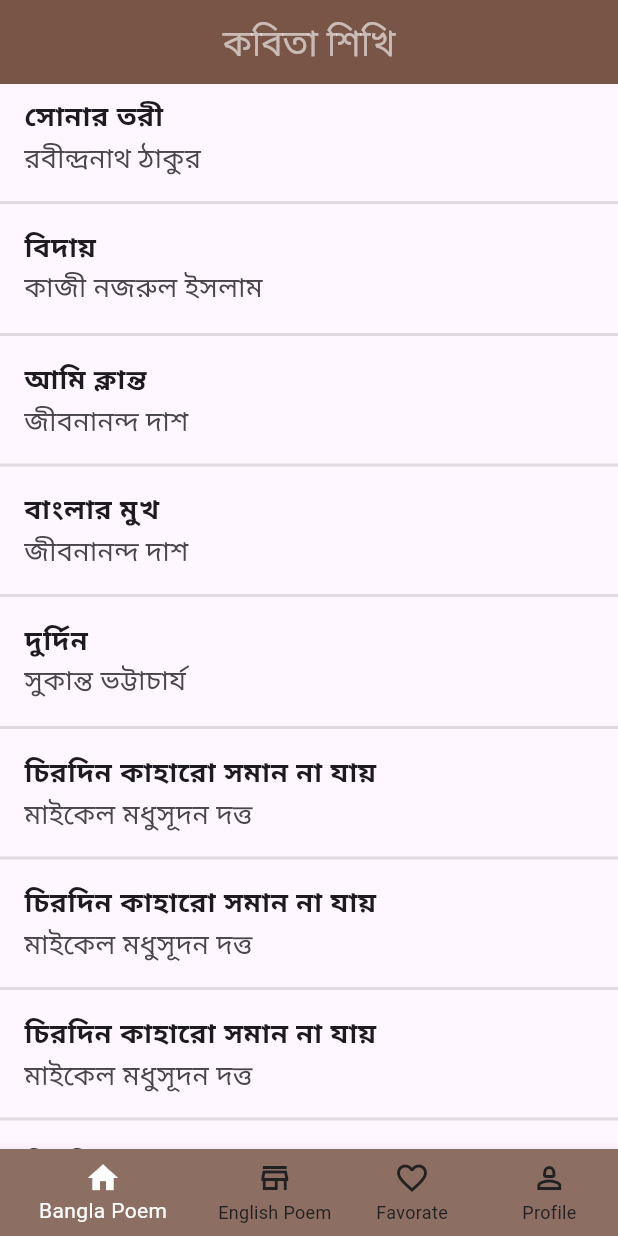
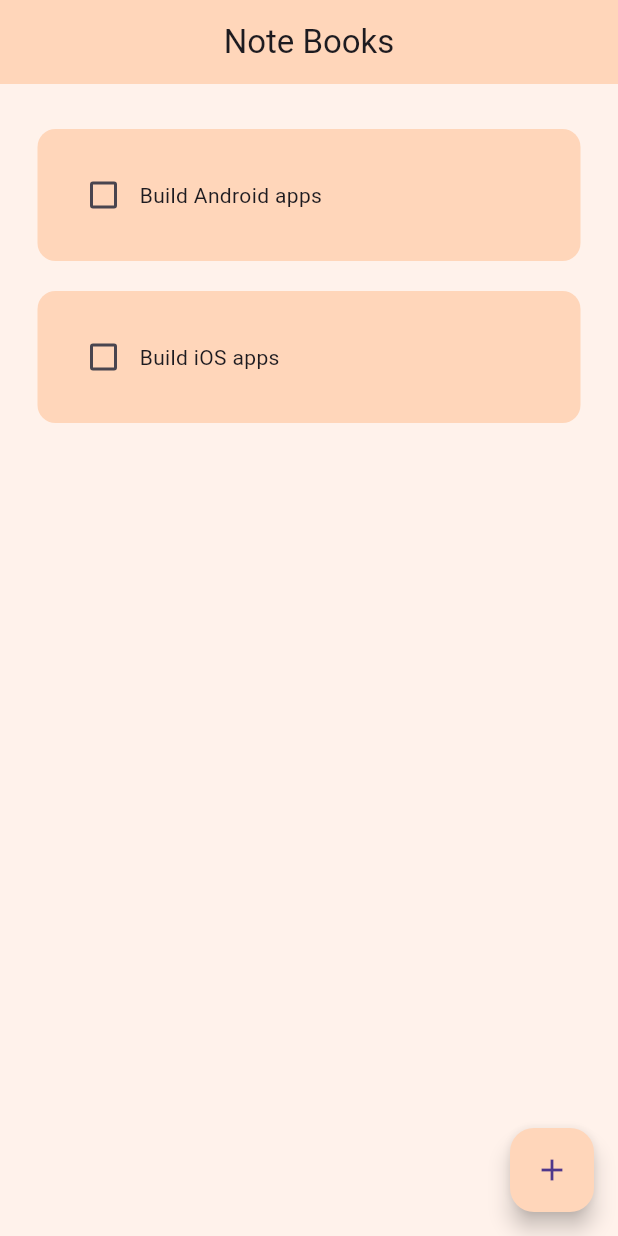
Before and after one commit to meredwan/LWN_Al_Project, a Flutter app: the screen it shows after launch, on a phone screen of 412 x 824 dp. Run offline on Flutter 3.47's test engine with Material 3 defaults, Android fonts, the phone set to English and light mode, and no system bars.

Commit message:
First Commit

```diff
--- a/lib/Home_page.dart
+++ /dev/null
@@ -1,71 +0,0 @@
-import 'package:assignment/screens/home.dart';
-import 'package:assignment/screens/profile.dart';
-import 'package:assignment/screens/store.dart';
-import 'package:assignment/screens/wishlist.dart';
-import 'package:flutter/material.dart';
-
-class HomePage extends StatefulWidget {
-  const HomePage({super.key});
-
-  @override
-  State<HomePage> createState() => _HomePageState();
-}
-
-class _HomePageState extends State<HomePage> {
-  bool isSelected = false;
-  int _index = 0;
-  List<Widget> Screens = [Home(), Store(), wishlist(), profile()];
-
-  @override
-  Widget build(BuildContext context) {
-    return Scaffold(
-      appBar: AppBar(
-        backgroundColor: Colors.brown[500],
-        centerTitle: true,
-        title: Text(
-          "কবিতা শিখি",
-          style: TextStyle(fontSize: 24, color: Colors.white60),
-        ),
-      ),
-      body: Screens[_index],
-      bottomNavigationBar: BottomNavigationBar(
-        selectedItemColor: Colors.white,
-        unselectedItemColor: Colors.grey[900],
-        showSelectedLabels: true,
-        showUnselectedLabels: true,
-        onTap: (value) {
-          setState(() {
-            _index = value;
-          });
-        },
-        currentIndex: _index,
-        items: [
-          BottomNavigationBarItem(
-            backgroundColor: Colors.brown[400],
-            activeIcon: Icon(Icons.home),
-            icon: Icon(Icons.home_outlined),
-            label: "Bangla Poem",
-          ),
-          BottomNavigationBarItem(
-            backgroundColor: Colors.brown[400],
-            icon: Icon(Icons.store_outlined),
-            activeIcon: Icon(Icons.storefront),
-            label: "English Poem",
-          ),
-          BottomNavigationBarItem(
-            backgroundColor: Colors.brown[400],
-            icon: Icon(Icons.favorite_border),
-            activeIcon: Icon(Icons.favorite),
-            label: "Favorate",
-          ),
-          BottomNavigationBarItem(
-            backgroundColor: Colors.brown[400],
-            icon: Icon(Icons.person_2_outlined),
-            activeIcon: Icon(Icons.person),
-            label: "Profile",
-          ),
-        ],
-      ),
-    );
-  }
-}
--- a/lib/app..dart
+++ /dev/null
@@ -1,11 +0,0 @@
-import 'package:assignment/Home_page.dart';
-import 'package:flutter/material.dart';
-
-class AppUi extends StatelessWidget {
-  const AppUi({super.key});
-
-  @override
-  Widget build(BuildContext context) {
-    return MaterialApp(home: HomePage(), debugShowCheckedModeBanner: false);
-  }
-}
--- a/lib/main.dart
+++ b/lib/main.dart
@@ -1,7 +1,7 @@
 
-import 'package:assignment/app..dart';
+import 'package:assignment/notebook_app.dart';
 import 'package:flutter/material.dart';
 
 void main() {
-  runApp(const AppUi());
+  runApp(const NoteBook());
 }
--- /dev/null
+++ b/lib/notebook_app.dart
@@ -0,0 +1,11 @@
+import 'package:assignment/screens/home_view.dart';
+import 'package:flutter/material.dart';
+
+class NoteBook extends StatelessWidget {
+  const NoteBook({super.key});
+
+  @override
+  Widget build(BuildContext context) {
+    return MaterialApp(home: HomeView(), debugShowCheckedModeBanner: false);
+  }
+}
--- a/lib/screens/home.dart
+++ /dev/null
@@ -1,101 +0,0 @@
-import 'package:assignment/screens/bangla_poem_details.dart';
-import 'package:flutter/material.dart';
-
-class Home extends StatefulWidget {
-  const Home({super.key});
-
-  @override
-  State<Home> createState() => _HomeState();
-}
-
-class _HomeState extends State<Home> {
-  List<Map> banglaPoem = [
-    {
-      "title": "সোনার তরী",
-      "poem":
-          "আজি এ প্রভাতে রবির কর\nকেমনে পশিল প্রাণের পর,\nকেমনে পশিল গগনের আলো\nআমার হৃদয়ের কপাটে গো?",
-      "writer": "রবীন্দ্রনাথ ঠাকুর",
-    },
-    {
-      "title": "বিদায়",
-      "poem":
-          "তোমার পথের ধূলি হইতে\nভালোবাসি অন্তর হতে—\nতুমি যেথা যাও চলে,\nআমি থাকি তেমনি তলে।",
-      "writer": "কাজী নজরুল ইসলাম",
-    },
-    {
-      "title": "আমি ক্লান্ত",
-      "poem":
-          "আমি ক্লান্ত, আমি শ্রান্ত,\nবিপদপথে হইয়াছি নিঃশেষ,\nতবু ফিরে চাই তোমার মুখে—\nসান্ত্বনার শেষ আশা।",
-      "writer": "জীবনানন্দ দাশ",
-    },
-    {
-      "title": "বাংলার মুখ",
-      "poem":
-          "বাংলার মুখ আমি দেখিয়াছি,\nতাই আমি পৃথিবীর রূপ খুঁজিতে যাই না আর।",
-      "writer": "জীবনানন্দ দাশ",
-    },
-    {
-      "title": "দুর্দিন",
-      "poem":
-          "এই দুর্দিনে ডাকো বন্ধু,\nআলোকের টানে এসো চলো,\nজ্বেলে দাও দীপ দিগন্তে—\nতোমার আলোয় সব ভুলে যাই।",
-      "writer": "সুকান্ত ভট্টাচার্য",
-    },
-    {
-      "title": "চিরদিন কাহারো সমান না যায়",
-      "poem":
-          "চিরদিন কাহারো সমান না যায়,\nদিন যেমন যায়, যায় রাতিও,\nসুখ যেমন আসে, যায় বাতিও।",
-      "writer": "মাইকেল মধুসূদন দত্ত",
-    },
-    {
-      "title": "চিরদিন কাহারো সমান না যায়",
-      "poem":
-          "চিরদিন কাহারো সমান না যায়,\nদিন যেমন যায়, যায় রাতিও,\nসুখ যেমন আসে, যায় বাতিও।",
-      "writer": "মাইকেল মধুসূদন দত্ত",
-    },
-    {
-      "title": "চিরদিন কাহারো সমান না যায়",
-      "poem":
-          "চিরদিন কাহারো সমান না যায়,\nদিন যেমন যায়, যায় রাতিও,\nসুখ যেমন আসে, যায় বাতিও।",
-      "writer": "মাইকেল মধুসূদন দত্ত",
-    },
-    {
-      "title": "চিরদিন কাহারো সমান না যায়",
-      "poem":
-          "চিরদিন কাহারো সমান না যায়,\nদিন যেমন যায়, যায় রাতিও,\nসুখ যেমন আসে, যায় বাতিও।",
-      "writer": "মাইকেল মধুসূদন দত্ত",
-    },
-  ];
-
-  @override
-  Widget build(BuildContext context) {
-    return Scaffold(
-      body: ListView.separated(
-        itemBuilder: (context, index) {
-          return ListTile(
-            onTap: () {
-              Navigator.push(
-                context,
-                MaterialPageRoute(
-                  builder:
-                      (context) => BanglaPoemDetails(poem: banglaPoem[index]),
-                ),
-              );
-            },
-            title: Text(
-              banglaPoem[index]['title'],
-              style: TextStyle(fontSize: 18, fontWeight: FontWeight.w600),
-            ),
-            subtitle: Text(
-              banglaPoem[index]['writer'],
-              style: TextStyle(fontSize: 18, fontWeight: FontWeight.w400),
-            ),
-          );
-        },
-        separatorBuilder: (context, index) {
-          return Divider(color: Colors.black12, thickness: 2);
-        },
-        itemCount: banglaPoem.length,
-      ),
-    );
-  }
-}
--- /dev/null
+++ b/lib/screens/home_view.dart
@@ -0,0 +1,63 @@
+import 'package:assignment/screens/noteBook_list.dart';
+import 'package:assignment/widgets/alert_dialog.dart';
+import 'package:flutter/material.dart';
+
+class HomeView extends StatefulWidget {
+  const HomeView({super.key});
+
+  @override
+  State<HomeView> createState() => _HomeViewState();
+}
+
+class _HomeViewState extends State<HomeView> {
+  List toDo_List = [
+    ["Build Android apps", false],
+
+    ["Build iOS apps", false],
+
+  ];
+
+  void checkboxedChanged(bool? value, int index) {
+    setState(() {
+      toDo_List[index][1] = !toDo_List[index][1];
+    });
+  }
+
+  void createNewTask(){
+     showDialog(context: context, builder: (context) {
+       return Dialogbox();
+     },);
+  }
+
+  @override
+  Widget build(BuildContext context) {
+    return Scaffold(
+      backgroundColor: Color(0XFFFFF2EB),
+      appBar: AppBar(
+        backgroundColor: Color(0XFFFFD6BA),
+        title: Text("Note Books"),
+        centerTitle: true,
+        elevation: 0,
+      ),
+      body: Padding(
+        padding: const EdgeInsets.symmetric(horizontal: 15, vertical: 20),
+        child: ListView.builder(
+          itemCount: toDo_List.length,
+          itemBuilder: (context, index) {
+            return NotebookList(
+              taskName: toDo_List[index][0],
+              taskCompleted: toDo_List[index][1],
+              onChange: (value) => checkboxedChanged(value, index),
+            );
+          },
+        ),
+      ),
+      floatingActionButton: FloatingActionButton(
+        backgroundColor: Color(0XFFFFD6BA),
+        onPressed: createNewTask,
+        child: Icon(Icons.add),
+      ),
+    );
+
+  }
+}
--- /dev/null
+++ b/lib/screens/noteBook_list.dart
@@ -0,0 +1,44 @@
+import 'package:flutter/material.dart';
+
+class NotebookList extends StatelessWidget {
+  final String taskName;
+  final bool taskCompleted;
+  final Function(bool?)? onChange;
+
+  const NotebookList({
+    super.key,
+    required this.taskName,
+    required this.taskCompleted,
+    required this.onChange,
+  });
+
+  @override
+  Widget build(BuildContext context) {
+    return Container(
+      margin: EdgeInsets.all(10),
+      padding: EdgeInsets.all(20),
+      decoration: BoxDecoration(
+        borderRadius: BorderRadius.circular(12),
+        color: Color(0XFFFFD6BA),
+      ),
+      child: Row(
+        children: [
+          Checkbox(
+              checkColor: Colors.black,
+              activeColor: Colors.white,
+              value: taskCompleted, onChanged: onChange),
+          //task name
+          Text(
+            taskName,
+            style: TextStyle(
+              decoration:
+                  taskCompleted
+                      ? TextDecoration.lineThrough
+                      : TextDecoration.none,
+            ),
+          ),
+        ],
+      ),
+    );
+  }
+}
```
Also changed, not shown: lib/screens/bangla_poem_details.dart (deleted, +0 -49 lines), lib/screens/english_poem_details.dart (deleted, +0 -49 lines), lib/screens/profile.dart (deleted, +0 -119 lines), lib/screens/store.dart (deleted, +0 -98 lines), lib/screens/wishlist.dart (deleted, +0 -19 lines), lib/widgets/alert_dialog.dart (added, +34 -0 lines), 1 other file.
